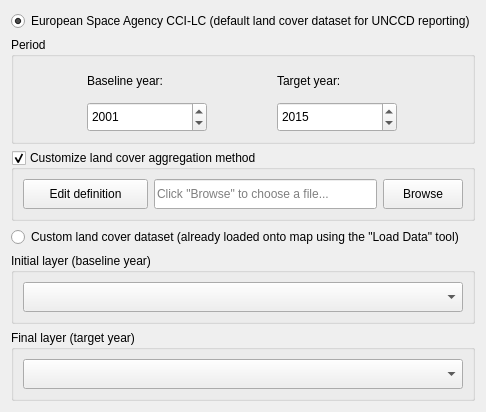
First picture: the form in LDMP/gui/WidgetLCSetup.ui, repository ConservationInternational/trends.earth, before the edit.
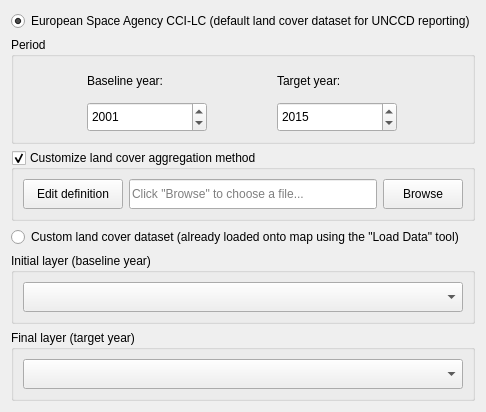
Second picture: the form after the edit.

Commit message: Setup browse buttons.

What changed in the file:
```diff
--- a/LDMP/gui/WidgetLCSetup.ui
+++ b/LDMP/gui/WidgetLCSetup.ui
@@ -186,7 +186,7 @@
         </property>
         <property name="minimumSize">
          <size>
-          <width>125</width>
+          <width>100</width>
           <height>30</height>
          </size>
         </property>
```
The commit also changes 3 other files.
